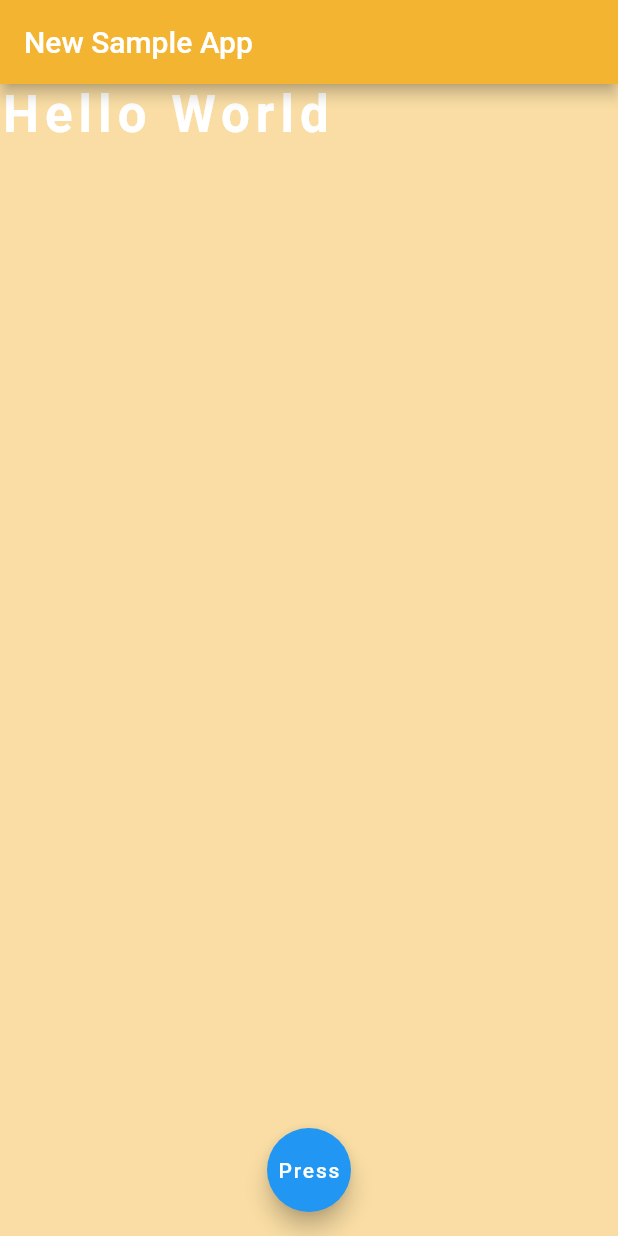
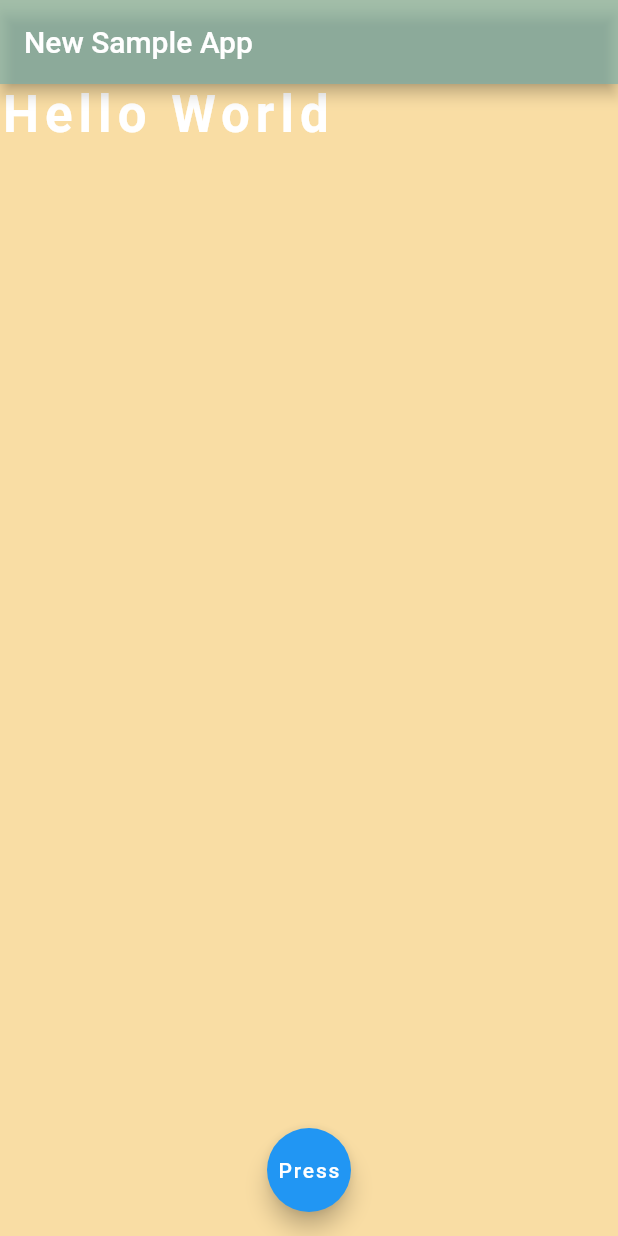
Before and after one commit to Flirty-Boyz/app0, a Flutter app: the screen it shows after launch, on a phone screen of 412 x 824 dp. Run offline on Flutter 3.47's test engine with Material 2 defaults, Android fonts, the phone set to English and light mode, and no system bars.

Commit message:
updated text styling

```diff
--- a/rishabharya1422/firstapp/lib/screens/homeScreen.dart
+++ b/rishabharya1422/firstapp/lib/screens/homeScreen.dart
@@ -6,7 +6,7 @@ class homeScreen extends StatelessWidget{
   @override
   Widget build(BuildContext context){
 
-      final barColor = const Color(0xFFF3B431);
+      final barColor = const Color(0x9F74B0AF);
       final bgColor = const Color(0xFFF9DDA4);
 
       return MaterialApp(
@@ -17,7 +17,8 @@ class homeScreen extends StatelessWidget{
             backgroundColor: bgColor,
             floatingActionButton: FloatingActionButton(
               child: Text("Press"),
-              onPressed: (){}),
+              onPressed: (){}
+              ),
             floatingActionButtonLocation: FloatingActionButtonLocation.centerFloat,
             appBar: AppBar(
               title: Text("New Sample App"),
```
